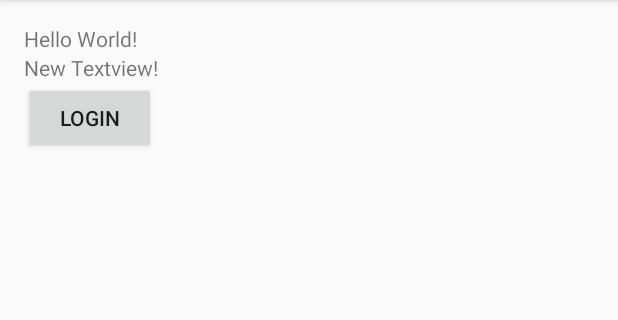
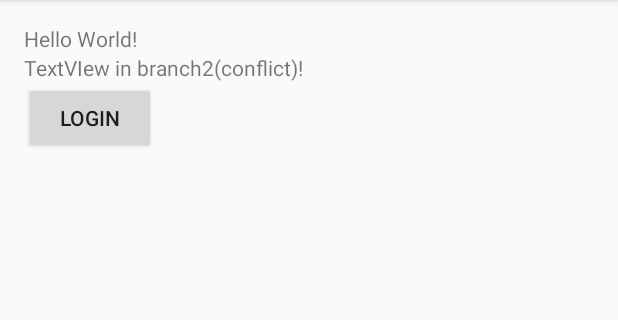
Before and after one commit to at-hoaiphan/First_Project, an Android app: the screen it shows after launch (MainActivity), on a phone screen of 412 x 824 dp, the part 84-404 px from its top. Run offline under Robolectric (Android 15) with nearby library versions, the phone set to English and light mode, and no system bars.

Commit message:
thay doi text view

```diff
--- a/app/src/main/res/layout/activity_main.xml
+++ b/app/src/main/res/layout/activity_main.xml
@@ -19,7 +19,7 @@
         android:id="@+id/tv2"
         android:layout_width="wrap_content"
         android:layout_height="wrap_content"
-        android:text="New Textview!"
+        android:text="TextVIew in branch2(conflict)!"
         android:layout_below="@+id/tv1"/>
     <Button
         android:id="@+id/btnLogin"
```
